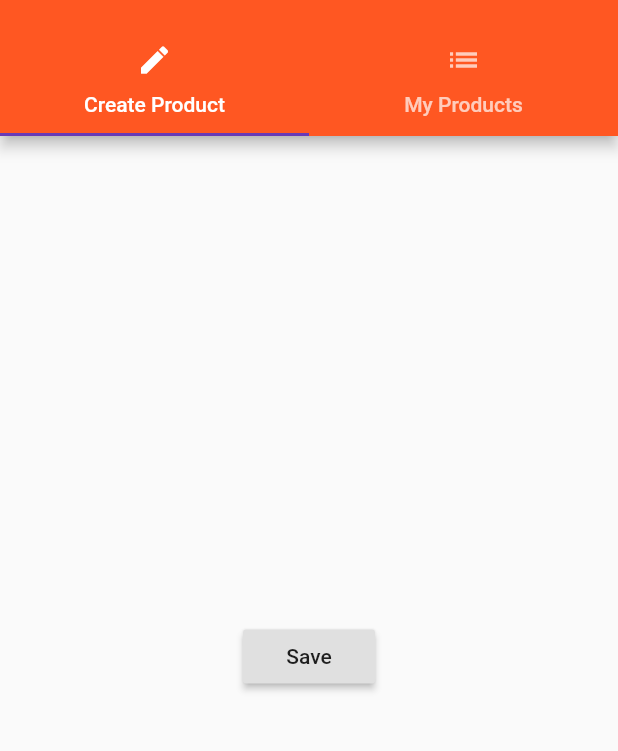
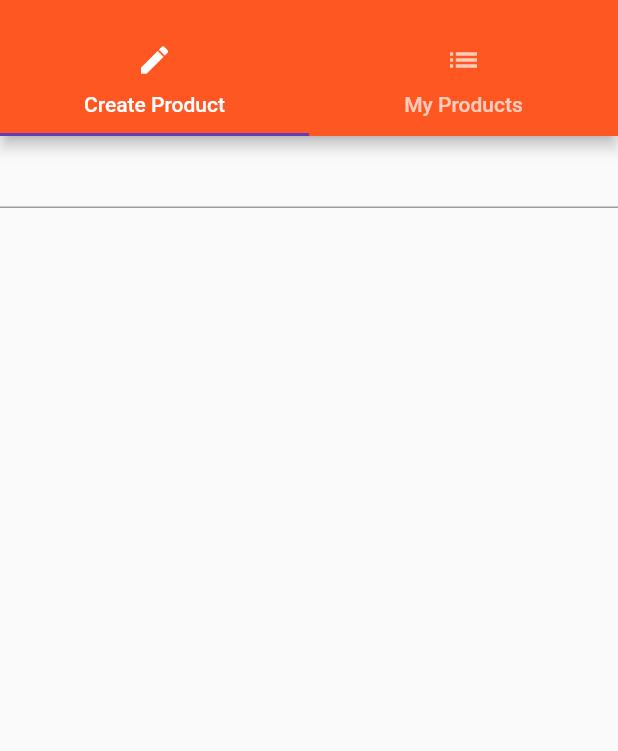
Before and after one commit to zhaoshengjun/easy_list, a Flutter app: the ProductsAdminPage screen opened by its route, on a phone screen of 412 x 824 dp, the part 59-810 px from its top. Run offline on Flutter 3.47's test engine with Material 2 defaults, Android fonts, the phone set to English and light mode, and no system bars.

Commit message:
add text field to create product page

```diff
--- a/lib/pages/product_create.dart
+++ b/lib/pages/product_create.dart
@@ -1,21 +1,28 @@
 import 'package:flutter/material.dart';
 
-class ProductCreatePage extends StatelessWidget {
+class ProductCreatePage extends StatefulWidget {
+  @override
+  State<StatefulWidget> createState() {
+    return _ProductCreatePageState();
+  }
+}
+
+class _ProductCreatePageState extends State<ProductCreatePage> {
+  String title = '';
+
   @override
   Widget build(BuildContext context) {
-    return Center(
-      child: RaisedButton(
-        child: Text('Save'),
-        onPressed: () {
-          showModalBottomSheet(
-              context: context,
-              builder: (BuildContext context) {
-                return Center(
-                  child: Text('This is a modal'),
-                );
-              });
-        },
-      ),
+    return Column(
+      children: <Widget>[
+        TextField(
+          onChanged: (String value) {
+            setState(() {
+              title = value;
+            });
+          },
+        ),
+        Text(title)
+      ],
     );
   }
 }
```
